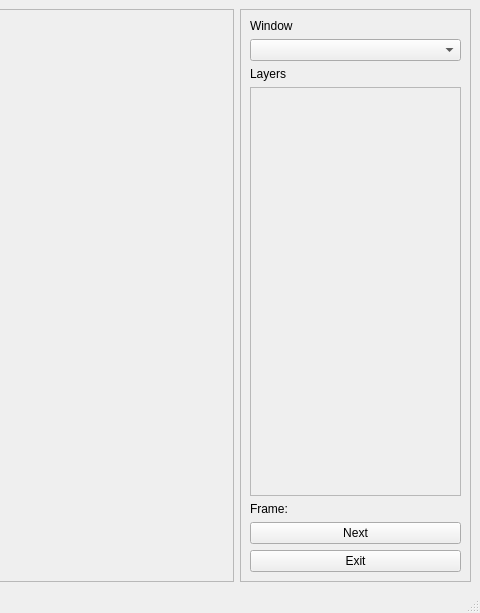
Qt form Vision/VisionWrapper/mainwindow.ui (NUbots/robocup) before a commit; both pictures show x 438 to 918 and y 0 to 613 of the 918 by 613 pixel window.
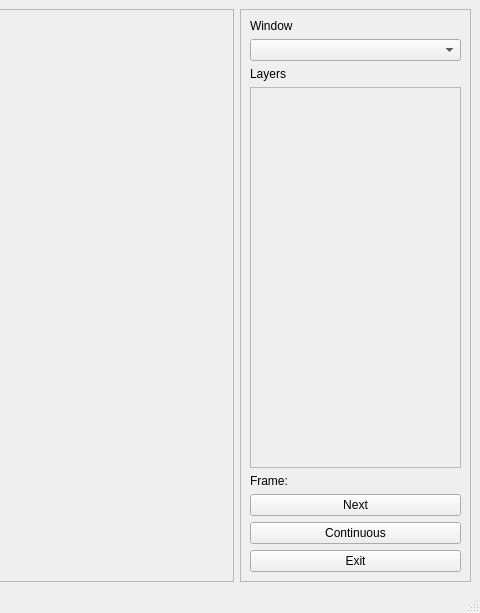
The same form after that commit.

Diff of the .ui file:
```diff
--- a/Vision/VisionWrapper/mainwindow.ui
+++ b/Vision/VisionWrapper/mainwindow.ui
@@ -99,7 +99,7 @@
             <x>0</x>
             <y>0</y>
             <width>209</width>
-            <height>358</height>
+            <height>325</height>
            </rect>
           </property>
          </widget>
@@ -119,6 +119,13 @@
          </property>
         </widget>
        </item>
+       <item>
+        <widget class="QPushButton" name="contButton">
+         <property name="text">
+          <string>Continuous</string>
+         </property>
+        </widget>
+       </item>
        <item>
         <widget class="QPushButton" name="exit_pb">
          <property name="text">
```
